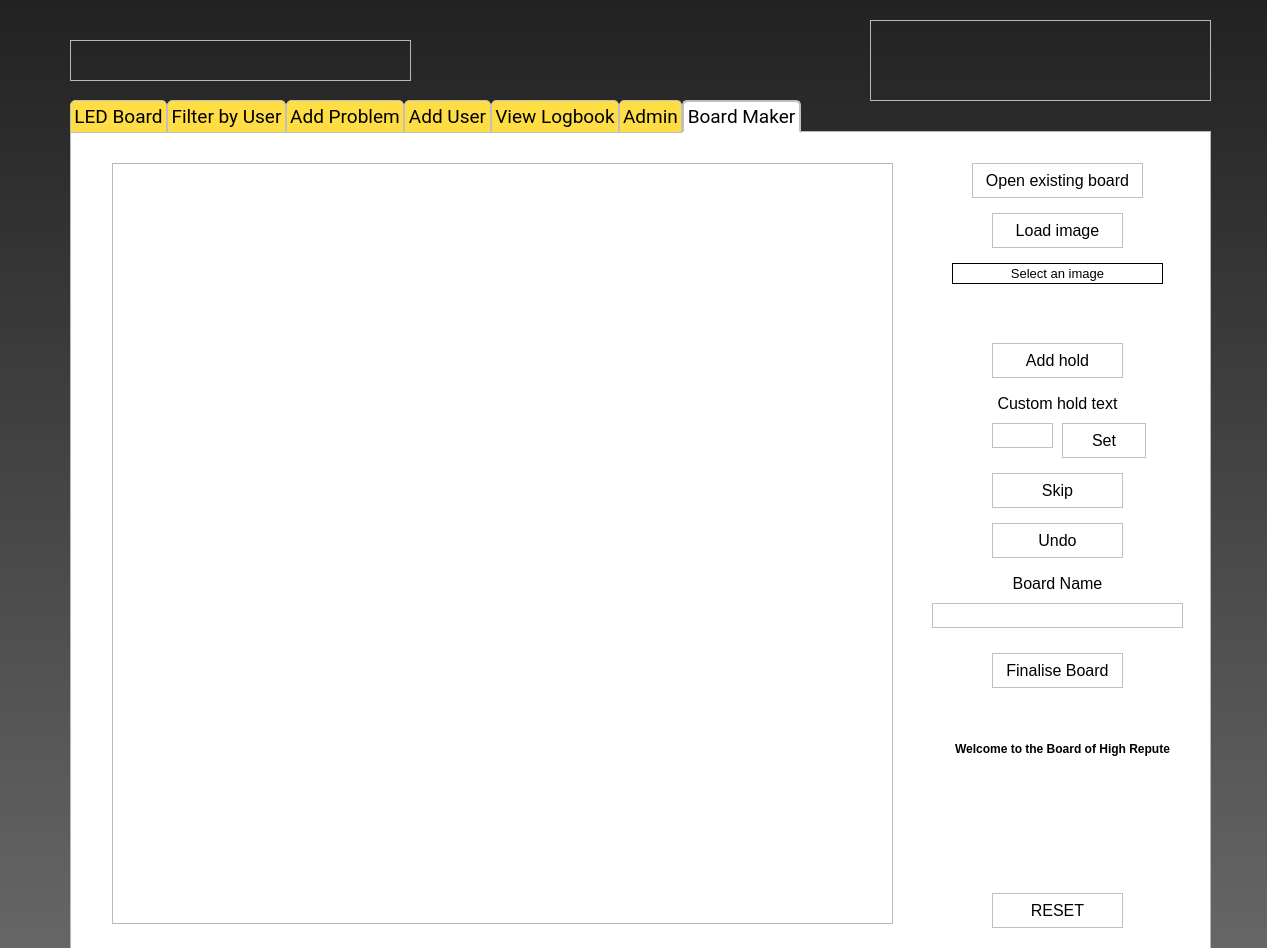
The window that DiscoBoard.ui (highrepute/LEDBoard) describes before a commit, drawn with Qt 5.
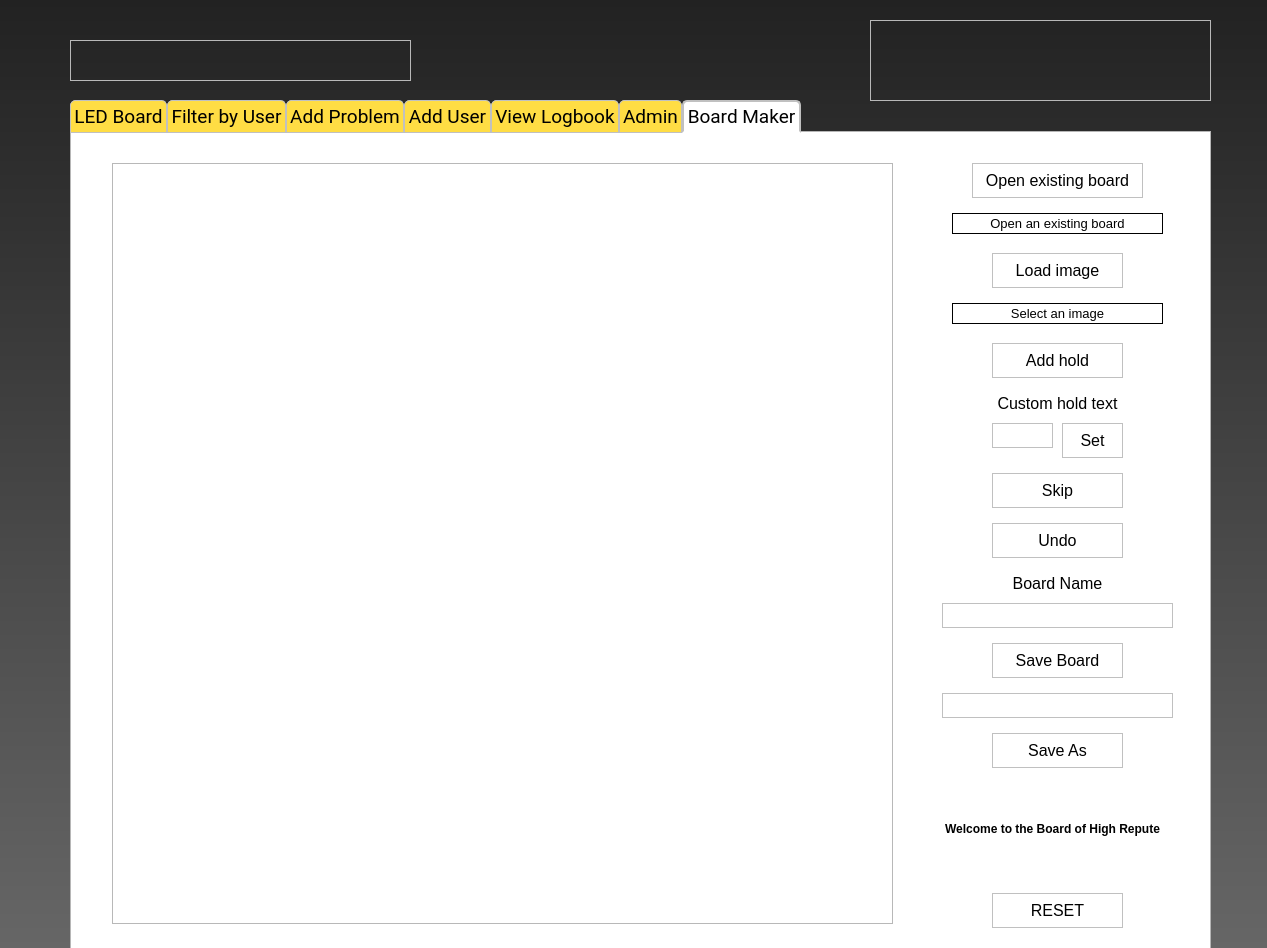
The same window after the commit. The open tabs and pages were chosen to show the change.

Commit message: fixed board maker bug where mirror table has nowhere to be saved to. Added option to save existing board as a new board

Patch:
```diff
--- a/DiscoBoard.ui
+++ b/DiscoBoard.ui
@@ -2274,7 +2274,7 @@
      <property name="geometry">
       <rect>
        <x>920</x>
-       <y>80</y>
+       <y>120</y>
        <width>131</width>
        <height>35</height>
       </rect>
@@ -2338,7 +2338,7 @@
      <property name="geometry">
       <rect>
        <x>920</x>
-       <y>520</y>
+       <y>510</y>
        <width>131</width>
        <height>35</height>
       </rect>
@@ -2352,15 +2352,15 @@
       <string>Saves the board - board can be reloaded</string>
      </property>
      <property name="text">
-      <string>Finalise Board</string>
+      <string>Save Board</string>
      </property>
     </widget>
     <widget class="QLineEdit" name="leBoardName">
      <property name="geometry">
       <rect>
-       <x>860</x>
+       <x>870</x>
        <y>470</y>
-       <width>251</width>
+       <width>231</width>
        <height>25</height>
       </rect>
      </property>
@@ -2418,8 +2418,8 @@
     <widget class="QLabel" name="lblBoardMakerInfo">
      <property name="geometry">
       <rect>
-       <x>870</x>
-       <y>560</y>
+       <x>860</x>
+       <y>640</y>
        <width>241</width>
        <height>111</height>
       </rect>
@@ -2444,7 +2444,7 @@
      <property name="geometry">
       <rect>
        <x>880</x>
-       <y>130</y>
+       <y>170</y>
        <width>211</width>
        <height>21</height>
       </rect>
@@ -2569,7 +2569,7 @@
       <rect>
        <x>990</x>
        <y>290</y>
-       <width>84</width>
+       <width>61</width>
        <height>35</height>
       </rect>
      </property>
@@ -2585,6 +2585,72 @@
       <string>Set</string>
      </property>
     </widget>
+    <widget class="QLabel" name="lblBoardPath">
+     <property name="geometry">
+      <rect>
+       <x>880</x>
+       <y>80</y>
+       <width>211</width>
+       <height>21</height>
+      </rect>
+     </property>
+     <property name="font">
+      <font>
+       <pointsize>10</pointsize>
+      </font>
+     </property>
+     <property name="toolTip">
+      <string>The path of the loaded image</string>
+     </property>
+     <property name="frameShape">
+      <enum>QFrame::Box</enum>
+     </property>
+     <property name="text">
+      <string>Open an existing board</string>
+     </property>
+     <property name="alignment">
+      <set>Qt::AlignCenter</set>
+     </property>
+    </widget>
+    <widget class="QLineEdit" name="leSaveAsName">
+     <property name="geometry">
+      <rect>
+       <x>870</x>
+       <y>560</y>
+       <width>231</width>
+       <height>25</height>
+      </rect>
+     </property>
+     <property name="font">
+      <font>
+       <pointsize>12</pointsize>
+      </font>
+     </property>
+     <property name="toolTip">
+      <string>&lt;html&gt;&lt;head/&gt;&lt;body&gt;&lt;p&gt;Enter the name to save this board - will create a new board with this name&lt;/p&gt;&lt;/body&gt;&lt;/html&gt;</string>
+     </property>
+    </widget>
+    <widget class="QPushButton" name="pbSaveAs">
+     <property name="geometry">
+      <rect>
+       <x>920</x>
+       <y>600</y>
+       <width>131</width>
+       <height>35</height>
+      </rect>
+     </property>
+     <property name="font">
+      <font>
+       <pointsize>12</pointsize>
+      </font>
+     </property>
+     <property name="toolTip">
+      <string>&lt;html&gt;&lt;head/&gt;&lt;body&gt;&lt;p&gt;Save the board with a new name&lt;/p&gt;&lt;/body&gt;&lt;/html&gt;</string>
+     </property>
+     <property name="text">
+      <string>Save As</string>
+     </property>
+    </widget>
    </widget>
   </widget>
   <widget class="QFrame" name="frmWallLogo">
```
Left out of the diff: 2 changed lines with no effect on the pictures. The commit also changes 3 other files.
